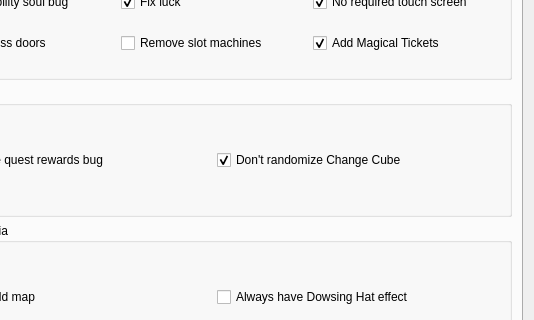
Old version of the form randomizer.ui in the repository LagoLunatic/dsvrandom; both pictures show x 106 to 640 and y 235 to 555 of the 640 by 639 pixel window.
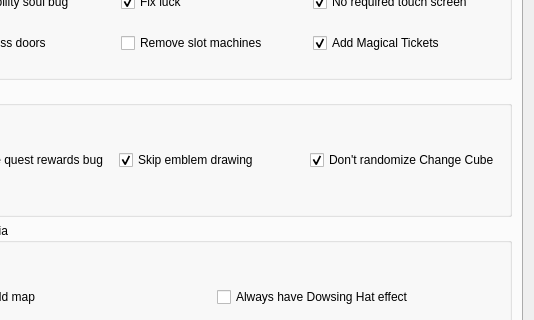
New version of the form. The open tabs and pages were chosen to show the change. Icons and pictures are not drawn.

Commit message: Add game tweak to skip PoR emblem drawing

What changed in the file:
```diff
--- a/randomizer.ui
+++ b/randomizer.ui
@@ -663,6 +663,16 @@
             </property>
            </widget>
           </item>
+          <item>
+           <widget class="QCheckBox" name="skip_emblem_drawing">
+            <property name="text">
+             <string>Skip emblem drawing</string>
+            </property>
+            <property name="checked">
+             <bool>true</bool>
+            </property>
+           </widget>
+          </item>
           <item>
            <widget class="QCheckBox" name="dont_randomize_change_cube">
             <property name="toolTip">
```
Left out of the diff: 4 changed lines with no effect on the pictures. The commit also changes 2 other files.
